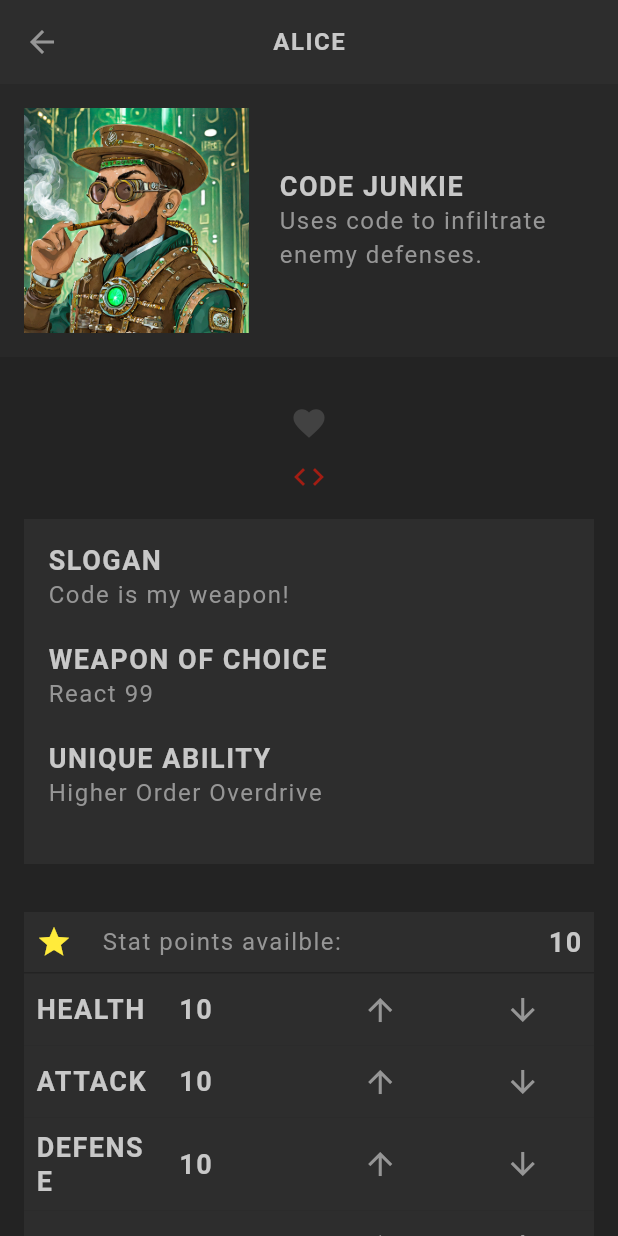
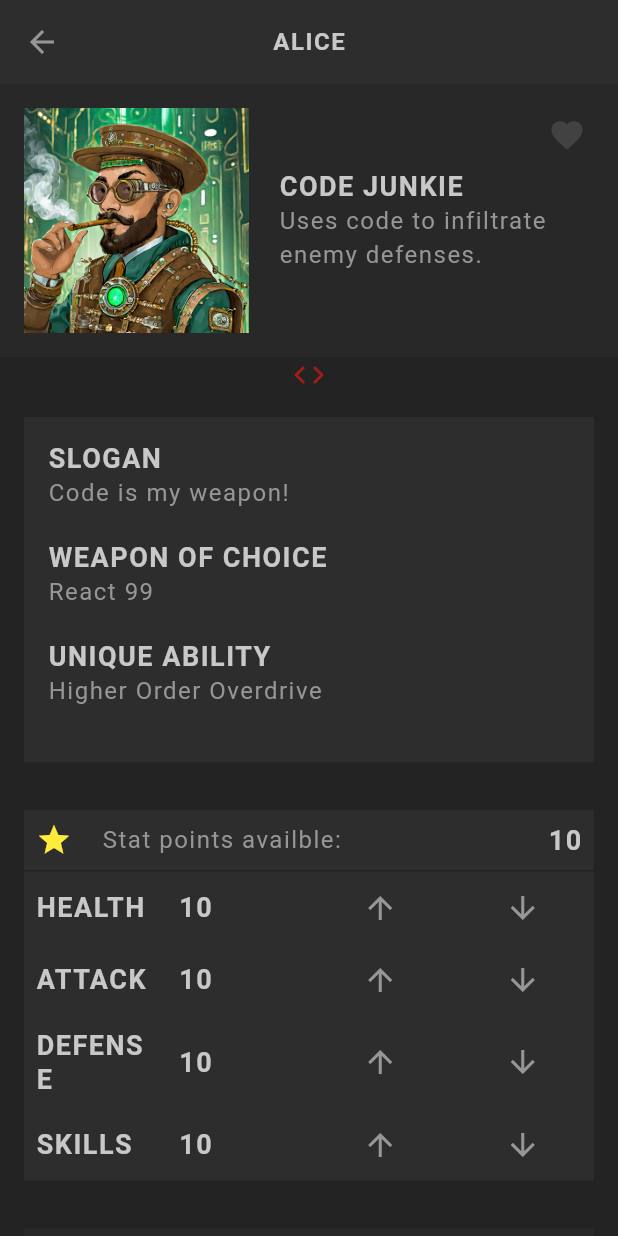
Before and after one commit to Hash001001/flutter_rpg, a Flutter app: the Profile screen opened directly with sample values from the repository, on a phone screen of 412 x 824 dp. Run offline on Flutter 3.47's test engine with Material 3 defaults, Android fonts, the phone set to English and light mode, and no system bars; our stand-ins replace cloud_firestore, firebase_core, google_fonts; missing offline and left inert: dart:ffi; accounts and stored records are empty; Roboto replaces fonts that are missing (Kanit).

Commit message:
- Stack and positioned widget implemented - end of this app

```diff
--- a/lib/screens/profile/profile.dart
+++ b/lib/screens/profile/profile.dart
@@ -24,6 +24,8 @@ class Profile extends StatelessWidget {
           crossAxisAlignment: CrossAxisAlignment.center,
           children: [
             //will add different widgets
+            Stack(
+              children: [
                 Container(
                   padding: EdgeInsets.all(16),
                   color: AppColor.secondaryColor.withOpacity(0.5),
@@ -51,10 +53,12 @@ class Profile extends StatelessWidget {
                     ],
                   ),
                 ),
-
-            SizedBox(height: 20),
-
-            Heart(character: character,),
+                Positioned(
+                  top: 10,
+                    right: 10,
+                    child: Heart(character: character,)),
+              ],
+            ),
 
             Center(child: Icon(Icons.code, color: AppColor.primaryColor)),
 
```
Lines whose indentation alone changed are shown as unchanged.
